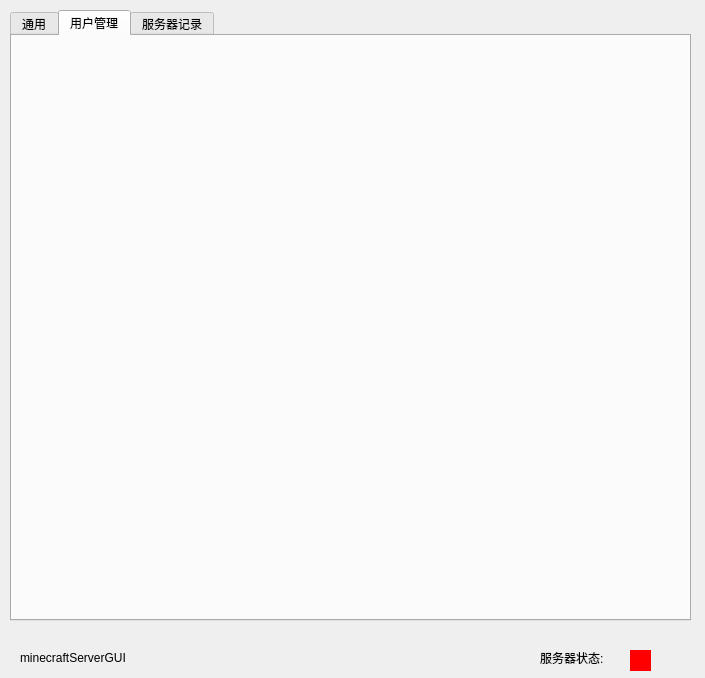
Qt form widget.ui (binss/minecraftServerGUI) before a commit.
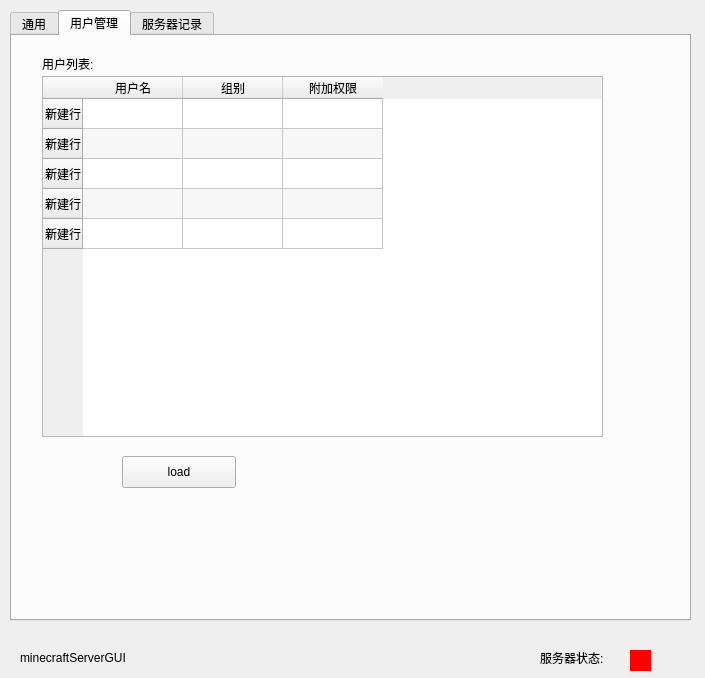
The same form after that commit. The open tabs and pages were chosen to show the change.

Commit message: 开始制作用户管理界面

```diff
--- a/widget.ui
+++ b/widget.ui
@@ -637,6 +637,85 @@
     <attribute name="title">
      <string>用户管理</string>
     </attribute>
+    <widget class="QLabel" name="label_10">
+     <property name="geometry">
+      <rect>
+       <x>30</x>
+       <y>20</y>
+       <width>62</width>
+       <height>16</height>
+      </rect>
+     </property>
+     <property name="text">
+      <string>用户列表:</string>
+     </property>
+    </widget>
+    <widget class="QTableWidget" name="userTableWidget">
+     <property name="geometry">
+      <rect>
+       <x>30</x>
+       <y>40</y>
+       <width>561</width>
+       <height>361</height>
+      </rect>
+     </property>
+     <property name="alternatingRowColors">
+      <bool>true</bool>
+     </property>
+     <row>
+      <property name="text">
+       <string>新建行</string>
+      </property>
+     </row>
+     <row>
+      <property name="text">
+       <string>新建行</string>
+      </property>
+     </row>
+     <row>
+      <property name="text">
+       <string>新建行</string>
+      </property>
+     </row>
+     <row>
+      <property name="text">
+       <string>新建行</string>
+      </property>
+     </row>
+     <row>
+      <property name="text">
+       <string>新建行</string>
+      </property>
+     </row>
+     <column>
+      <property name="text">
+       <string>用户名</string>
+      </property>
+     </column>
+     <column>
+      <property name="text">
+       <string>组别</string>
+      </property>
+     </column>
+     <column>
+      <property name="text">
+       <string>附加权限</string>
+      </property>
+     </column>
+    </widget>
+    <widget class="QPushButton" name="pushButton">
+     <property name="geometry">
+      <rect>
+       <x>110</x>
+       <y>420</y>
+       <width>114</width>
+       <height>32</height>
+      </rect>
+     </property>
+     <property name="text">
+      <string>load</string>
+     </property>
+    </widget>
    </widget>
    <widget class="QWidget" name="tab_2">
     <attribute name="title">
```
Left out of the diff: 2 changed lines with no effect on the pictures. The commit also changes 6 other files.
